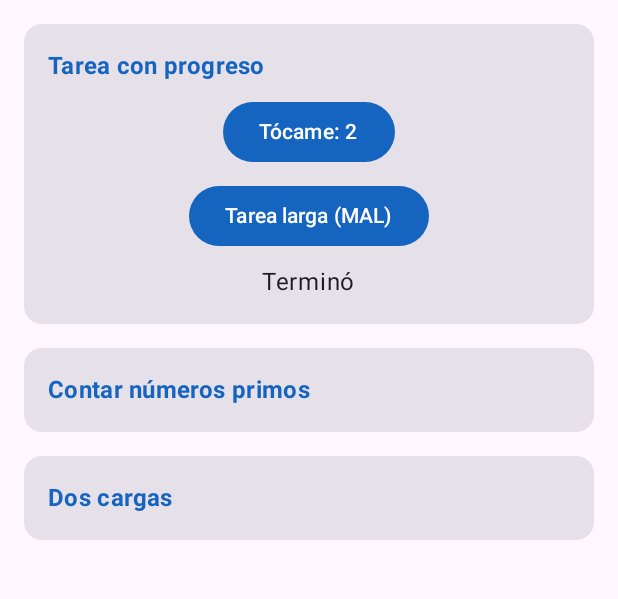
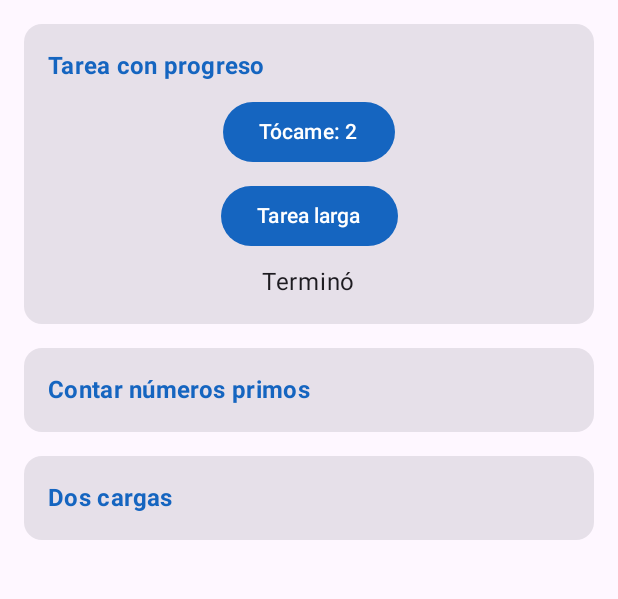
Before and after one commit to willardguillermo/CentroTareas, an Android app built with Jetpack Compose: the screen it shows after launch (MainActivity), after a tap on an icon or button, on a phone screen of 412 x 824 dp, the part 96-695 px from its top. Run offline under Robolectric (Android 15) with nearby library versions, the phone set to English and light mode, and no system bars; 2 other taps on this screen came first.

Commit message:
fix(hilos): mueve la tarea larga a una corrutina con withContext
La espera corre en Dispatchers.Default y el hilo principal sigue atendiendo los toques

```diff
--- a/app/src/main/java/com/tecsup/centrotareas/ui/PantallaTareas.kt
+++ b/app/src/main/java/com/tecsup/centrotareas/ui/PantallaTareas.kt
@@ -57,8 +57,8 @@ fun PantallaTareas(vm: TareasViewModel) {
                 Button(onClick = { toques++ }) {
                     Text("Tócame: $toques")
                 }
-                Button(onClick = { vm.tareaLargaMala() }) {
-                    Text("Tarea larga (MAL)")
+                Button(onClick = { vm.tareaLarga() }) {
+                    Text("Tarea larga")
                 }
                 Text(text = mensaje)
             }
--- a/app/src/main/java/com/tecsup/centrotareas/viewmodel/TareasViewModel.kt
+++ b/app/src/main/java/com/tecsup/centrotareas/viewmodel/TareasViewModel.kt
@@ -1,24 +1,37 @@
 package com.tecsup.centrotareas.viewmodel
 
+import android.util.Log
 import androidx.lifecycle.ViewModel
+import androidx.lifecycle.viewModelScope
 import com.tecsup.centrotareas.data.TareasRepository
 import com.tecsup.centrotareas.model.CargaUi
 import com.tecsup.centrotareas.model.PrimosUi
+import kotlinx.coroutines.Dispatchers
+import kotlinx.coroutines.delay
 import kotlinx.coroutines.flow.MutableStateFlow
 import kotlinx.coroutines.flow.StateFlow
 import kotlinx.coroutines.flow.asStateFlow
+import kotlinx.coroutines.launch
+import kotlinx.coroutines.withContext
 
 class TareasViewModel(private val repo: TareasRepository) : ViewModel() {
 
     // ----- Tarea con progreso (pasos 1 a 4)
     private val _mensaje = MutableStateFlow("Listo")
     val mensaje: StateFlow<String> = _mensaje.asStateFlow()
-    fun tareaLargaMala() {
-        _mensaje.value = "Trabajando..."
-        Thread.sleep(4000)
-        _mensaje.value = "Terminó"
+
+    fun tareaLarga() {
+        viewModelScope.launch {
+            _mensaje.value = "Trabajando..."
+            Log.d("HILO", "Antes: ${Thread.currentThread().name}")
+            withContext(Dispatchers.Default) {
+                Log.d("HILO", "Dentro: ${Thread.currentThread().name}")
+                delay(4000)
+            }
+            Log.d("HILO", "Despues: ${Thread.currentThread().name}")
+            _mensaje.value = "Terminó"
+        }
     }
-    // TODO Paso 2: fun tareaLarga()
     // TODO Paso 3: progreso
     // TODO Paso 4: trabajo (Job), corriendo y cancelar()
 
```
